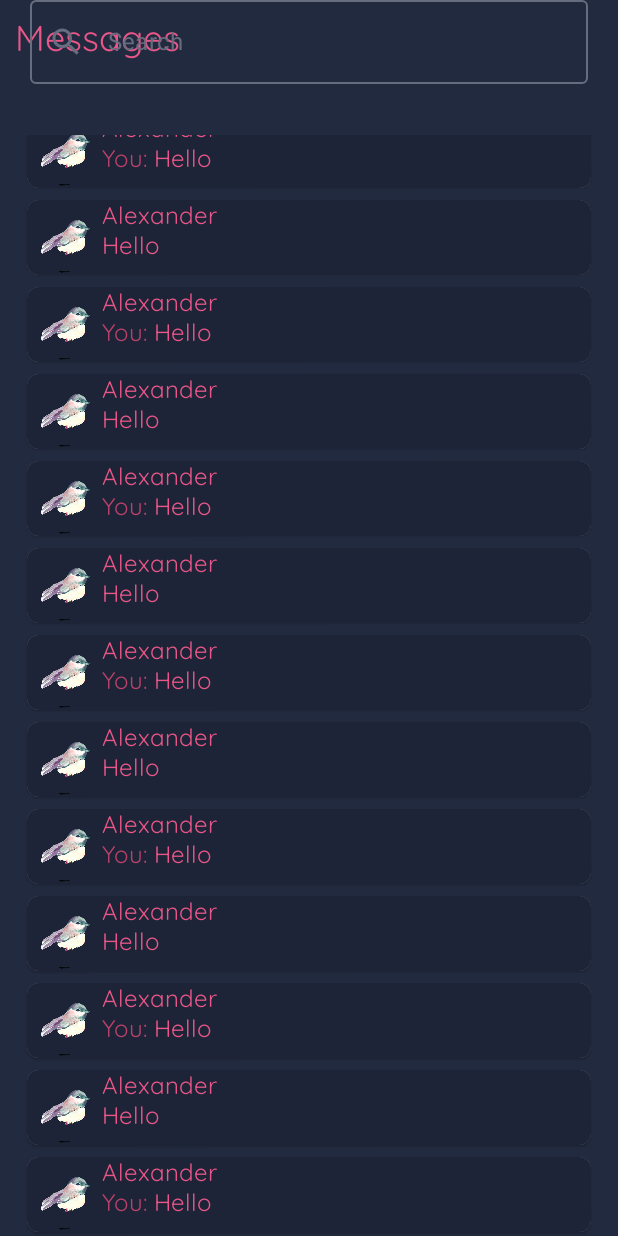
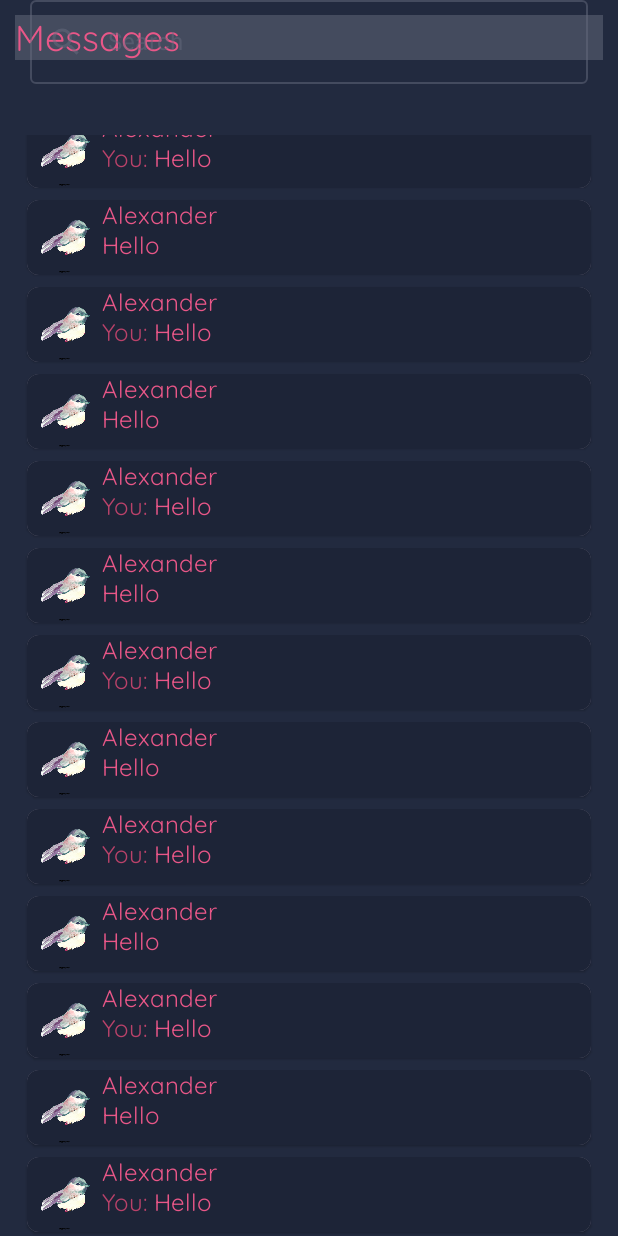
Before and after one commit to Privatik/UnknowApp, an Android app built with Jetpack Compose: the composable ListOfDialogsScreen shown on its own in the app's theme, scrolled down 478 dp, on a phone screen of 412 x 824 dp. Run offline under Robolectric (Android 15) with nearby library versions, the phone set to English and light mode, and no system bars; our stand-ins replace Dagger/Hilt's generated code, Timber.

Commit message:
fix ListOfDialogScreen.kt

```diff
--- a/app/src/main/java/com/io/unknow/presentation/list_of_dialogs/ListOfDialogScreen.kt
+++ b/app/src/main/java/com/io/unknow/presentation/list_of_dialogs/ListOfDialogScreen.kt
@@ -56,6 +56,7 @@ fun ListOfDialogsScreen(
         },
         toolbarOffsetHeightPx = toolbarOffsetHeightPx.value,
         toolbarHeightExpandedPx = toolbarHeightExpandedPx,
+        toolbarHeightCollapsedPx = toolbarHeightCollapsedPx,
         nestedScrollConnection = nestedScrollConnection
     ){
         LazyColumn(
--- a/app/src/main/java/com/io/unknow/presentation/list_of_dialogs/components/CollapsingToolbarWithOutlinedTextFiled.kt
+++ b/app/src/main/java/com/io/unknow/presentation/list_of_dialogs/components/CollapsingToolbarWithOutlinedTextFiled.kt
@@ -9,8 +9,11 @@ import androidx.compose.runtime.mutableStateOf
 import androidx.compose.runtime.remember
 import androidx.compose.ui.Alignment
 import androidx.compose.ui.Modifier
+import androidx.compose.ui.draw.drawBehind
 import androidx.compose.ui.geometry.Offset
+import androidx.compose.ui.geometry.Size
 import androidx.compose.ui.graphics.Color
+import androidx.compose.ui.graphics.graphicsLayer
 import androidx.compose.ui.input.nestedscroll.NestedScrollConnection
 import androidx.compose.ui.input.nestedscroll.NestedScrollSource
 import androidx.compose.ui.input.nestedscroll.nestedScroll
@@ -31,19 +34,31 @@ fun CollapsingToolbarWithOutlinedTextFiled(
     onChangeSearchText: (String) -> Unit,
     toolbarOffsetHeightPx: Float,
     toolbarHeightExpandedPx: Float,
+    toolbarHeightCollapsedPx: Float,
     nestedScrollConnection: NestedScrollConnection,
     content: @Composable BoxScope.() -> Unit
 ) {
     val toolbarHeightExpanded = toolbarHeightExpandedPx.roundToInt()
 
+    println("alpa ${toolbarOffsetHeightPx / toolbarHeightExpandedPx}")
+    val color = MaterialTheme.colors.surface
     Column(
-        modifier  = Modifier.padding(
-            start = PaddingPostSmall,
-            top = PaddingPostSmall,
-            end = PaddingPostSmall
-        ),
+        modifier  = Modifier
+            .padding(
+                start = PaddingPostSmall,
+                top = PaddingPostSmall,
+                end = PaddingPostSmall
+            ),
     ) {
         Text(
+            modifier = Modifier
+                .fillMaxWidth()
+                .drawBehind {
+                    drawRect(
+                        color = color,
+                        alpha = 1f -  (toolbarOffsetHeightPx / toolbarHeightExpandedPx)
+                    )
+                },
             text = stringResource(id = R.string.messages),
             fontSize = TextMedium,
             color = MaterialTheme.colors.onPrimary
@@ -64,6 +79,9 @@ fun CollapsingToolbarWithOutlinedTextFiled(
                     .offset
                     {
                         IntOffset(x = 0, y = (toolbarOffsetHeightPx.roundToInt()) - toolbarHeightExpanded)
+                    }
+                    .graphicsLayer {
+                        alpha = toolbarOffsetHeightPx / toolbarHeightExpandedPx
                     },
                 value = searchText,
                 onValueChange = {
```
